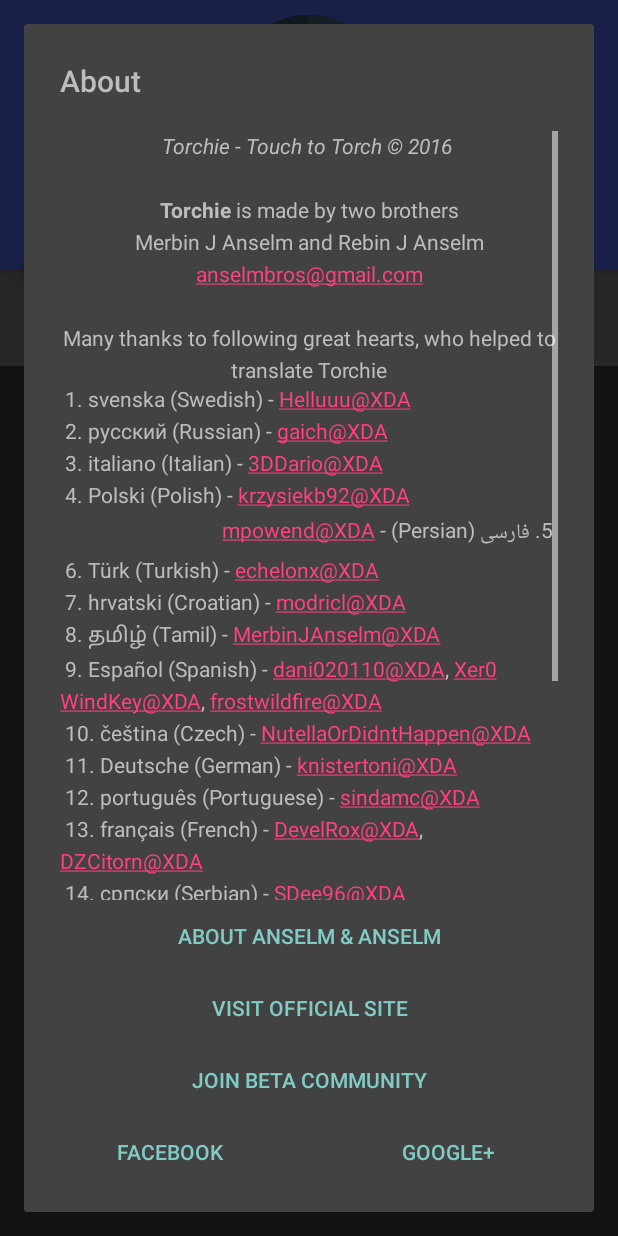
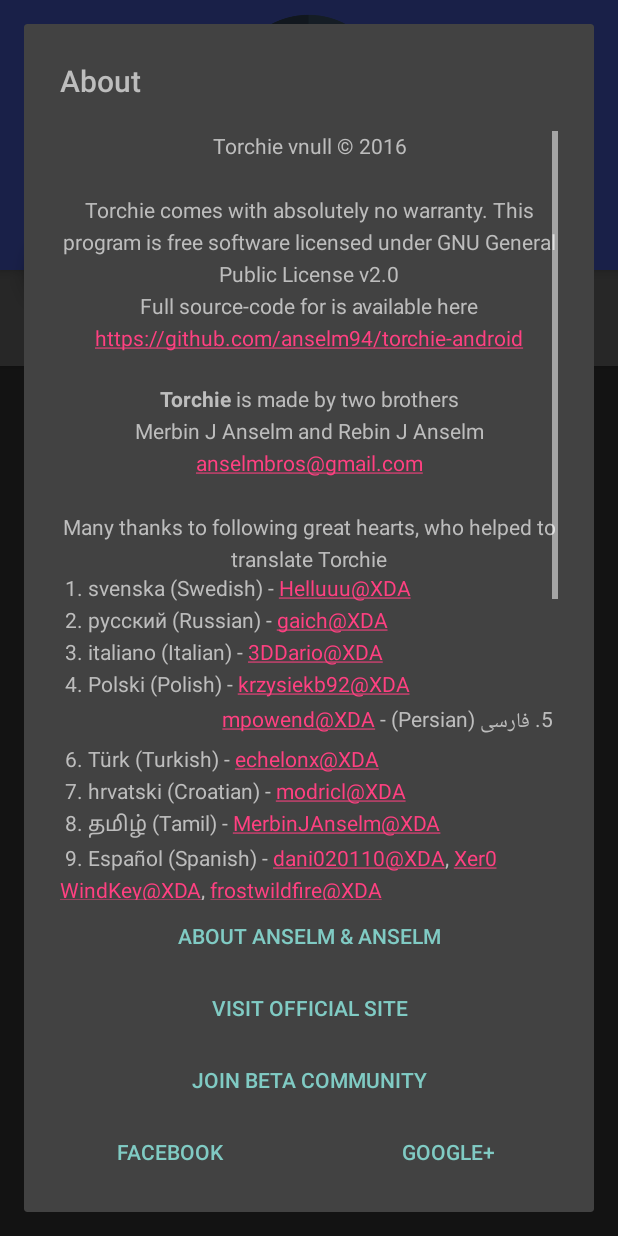
Before and after one commit to anselm94/Torchie-Android, an Android app: the screen it shows after launch (MainActivity), in the options menu, after a tap on "About", on a phone screen of 412 x 824 dp. Run offline under Robolectric (Android 15) with nearby library versions, the phone set to English and light mode, and no system bars; libraries missing offline, so code that uses them is left out: com.android.vending; 2 statements that could not run were skipped.

Commit message:
Modified and prepared for open-sourcing

```diff
--- a/app/src/main/java/in/blogspot/anselmbros/torchie/ui/dialog/AboutDialog.java
+++ b/app/src/main/java/in/blogspot/anselmbros/torchie/ui/dialog/AboutDialog.java
@@ -20,7 +20,9 @@
 public class AboutDialog extends DialogFragment implements View.OnClickListener {
 
     View rootView;
-    TextView tvAboutNote, tvAboutAnselm, tvVisitSite, tvJoinCommunity, tvFacebook, tvGoogle, tvTranslatorNote;
+    TextView tvAboutNote, tvAboutAnselm, tvVisitSite, tvJoinCommunity, tvFacebook, tvGoogle, tvTranslatorNote, tvNotice;
+
+    String notice;
 
     public AboutDialog() {
 
@@ -38,6 +40,7 @@
         tvFacebook = (TextView) rootView.findViewById(R.id.tv_facebook);
         tvGoogle = (TextView) rootView.findViewById(R.id.tv_googleplus);
         tvTranslatorNote = (TextView) rootView.findViewById(R.id.tv_translator_note);
+        tvNotice = (TextView) rootView.findViewById(R.id.tv_notice);
 
         tvAboutNote.setMovementMethod(LinkMovementMethod.getInstance());
         tvTranslatorNote.setMovementMethod(LinkMovementMethod.getInstance());
@@ -46,6 +49,15 @@
         tvJoinCommunity.setOnClickListener(this);
         tvFacebook.setOnClickListener(this);
         tvGoogle.setOnClickListener(this);
+        tvNotice.setMovementMethod(LinkMovementMethod.getInstance());
+
+        try {
+            notice = String.format(getActivity().getResources().getString(R.string.notice), getActivity().getPackageManager().getPackageInfo(getActivity().getPackageName(), 0).versionName);
+            tvNotice.setText(notice);
+        } catch (Exception e) {
+
+        }
+
         return rootView;
     }
 
--- a/app/src/main/res/layout/dialog_about.xml
+++ b/app/src/main/res/layout/dialog_about.xml
@@ -27,6 +27,16 @@
             android:layout_width="match_parent"
             android:layout_height="wrap_content"
             android:orientation="vertical">
+
+            <TextView
+                android:id="@+id/tv_notice"
+                style="@style/TextAppearance.AppCompat.Body1"
+                android:layout_width="match_parent"
+                android:layout_height="wrap_content"
+                android:autoLink="web"
+                android:gravity="center"
+                android:lineSpacingExtra="5dp"
+                android:text="@string/notice" />
 
             <TextView
                 android:id="@+id/tv_about_note"
--- a/app/src/main/res/values/strings.xml
+++ b/app/src/main/res/values/strings.xml
@@ -42,7 +42,7 @@
         \nAlso, Torchie <b>DOES NOT HAVE INTERNET PERMISSION</b>, so it is impossible to <i>send</i> anything to anyone\n\n Torchie CANNOT <i>COLLECT</i> anything from anyone. Feel free to enable Torchie functionality! <a href="https://torchieapp.wordpress.com/help/">Learn more</a> </string>
     <string name="permission">Enable Torchie Functionality?</string>
 
-    <string name="about_note"><i>Torchie - Touch to Torch &#169; 2016</i> \n\n<b>Torchie</b> is made by two brothers\nMerbin J Anselm and Rebin J Anselm\nanselmbros@gmail.com\n\nMany thanks to following great hearts, who helped to translate Torchie</string>
+    <string name="about_note"><b>Torchie</b> is made by two brothers\nMerbin J Anselm and Rebin J Anselm\nanselmbros@gmail.com\n\nMany thanks to following great hearts, who helped to translate Torchie</string>
     <string name="about_anselm">About Anselm &amp; Anselm</string>
     <string name="official_website">Visit official site</string>
     <string name="join_community">Join Beta Community</string>
@@ -73,4 +73,7 @@
     <string name="torch_time_out">Torch time-out</string>
     <string name="language_select">Choose language</string>
 
+    <string name="notice"><b>Torchie</b> v%1$s  &#169; 2016\n\nTorchie comes with absolutely no warranty. This program is free software licensed under
+    GNU General Public License v2.0\nFull source-code for is available here https://github.com/anselm94/torchie-android\n</string>
+
 </resources>
```
